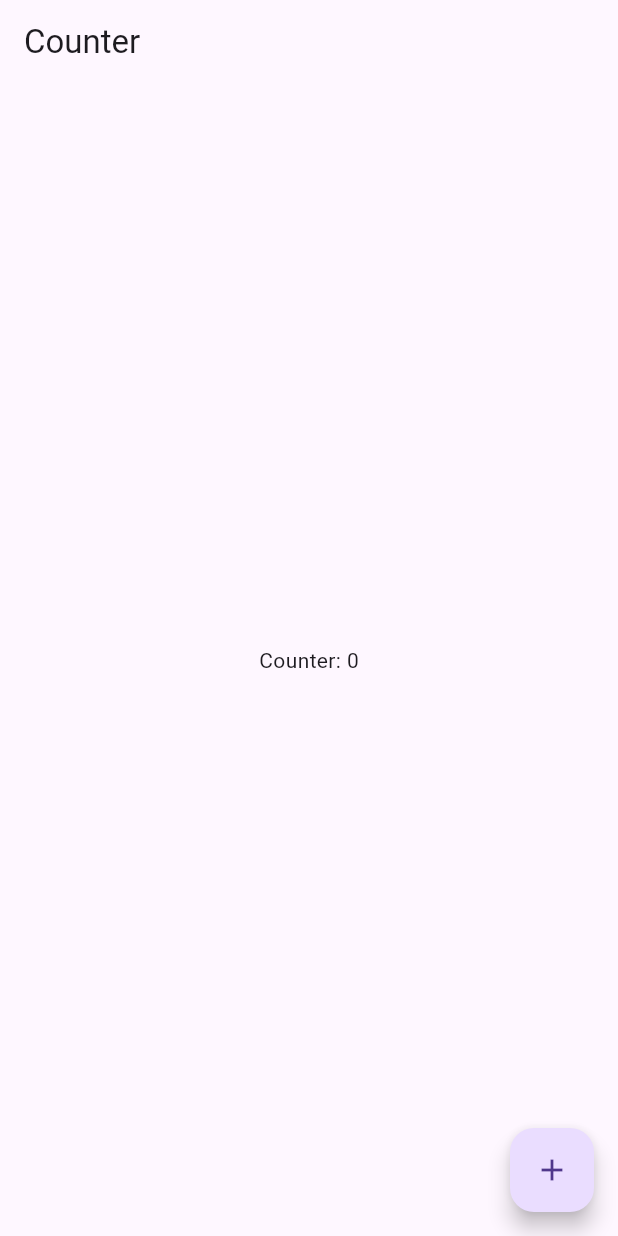
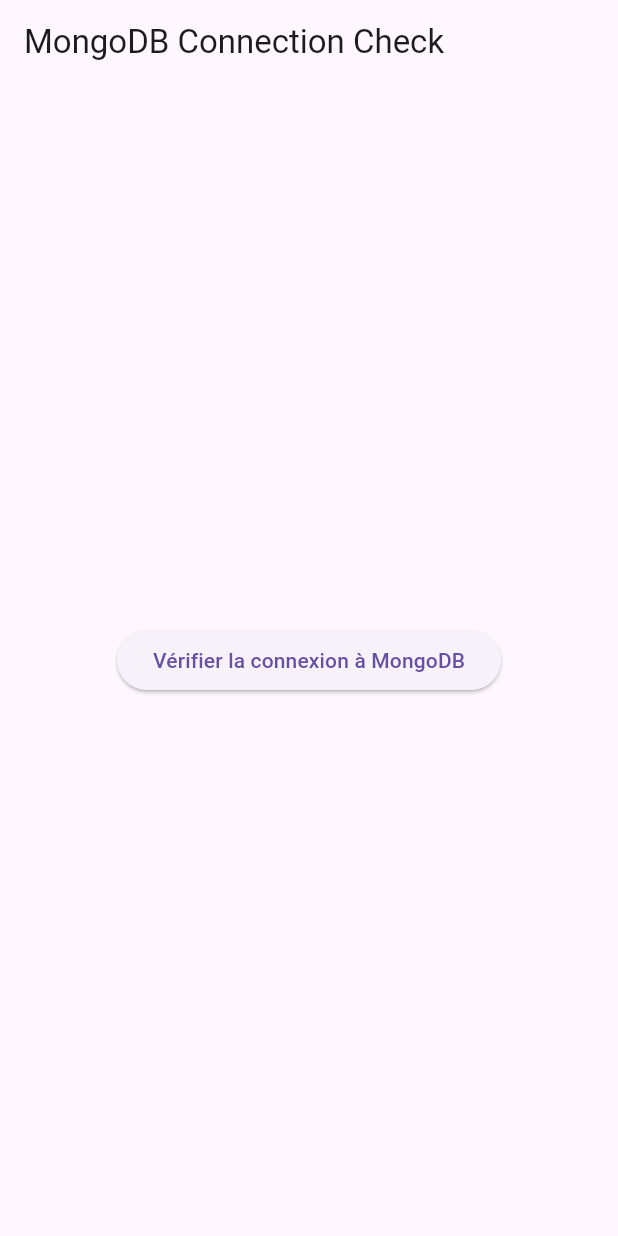
Before and after one commit to Wolphen/flutter_coding, a Flutter app: the screen it shows after launch, on a phone screen of 412 x 824 dp. Run offline on Flutter 3.47's test engine with Material 3 defaults, Android fonts, the phone set to English and light mode, and no system bars; missing offline and left inert: mongo_dart.

Commit message:
add bdd connect

```diff
--- a/lib/main.dart
+++ b/lib/main.dart
@@ -1,24 +1,8 @@
 import 'package:flutter/material.dart';
-import 'package:provider/provider.dart';
+import 'package:mongo_dart/mongo_dart.dart' as mongo;
 
-class CounterModel with ChangeNotifier {
-  int _counter = 0;
-  int get counter => _counter;
-
-  void increment() {
-    _counter++;
-    notifyListeners();
-  }
-}
-
-// Utilisation du Provider en haut de l'arborescence
 void main() {
-  runApp(
-    ChangeNotifierProvider(
-      create: (context) => CounterModel(),
-      child: MyApp(),
-    ),
-  );
+  runApp(MyApp());
 }
 
 class MyApp extends StatelessWidget {
@@ -31,21 +15,31 @@
 }
 
 class CounterScreen extends StatelessWidget {
+  Future<void> checkConnection() async {
+    var password = 'root';
+    final encodedPassword = Uri.encodeComponent(password);
+    var db = await mongo.Db.create('mongodb+srv://root:$encodedPassword@flutter.d1rxd.mongodb.net/?retryWrites=true&w=majority&appName=Flutter');
+    try {
+      // Tente de te connecter
+      await db.open();
+      print("Connexion réussie à MongoDB !");
+    } catch (e) {
+      print("Échec de la connexion à MongoDB : $e");
+    } finally {
+      // Ferme la connexion, même si elle échoue
+      await db.close();
+    }
+  }
+
   @override
   Widget build(BuildContext context) {
     return Scaffold(
-      appBar: AppBar(title: Text("Counter")),
+      appBar: AppBar(title: Text("MongoDB Connection Check")),
       body: Center(
-        // Utilisation du Consumer pour écouter les changements de CounterModel
-        child: Consumer<CounterModel>(
-          builder: (context, counterModel, child) {
-            return Text('Counter: ${counterModel.counter}');
-          },
+        child: ElevatedButton(
+          onPressed: checkConnection,
+          child: Text('Vérifier la connexion à MongoDB'),
         ),
-      ),
-      floatingActionButton: FloatingActionButton(
-        onPressed: () => context.read<CounterModel>().increment(),
-        child: Icon(Icons.add),
       ),
     );
   }
```
